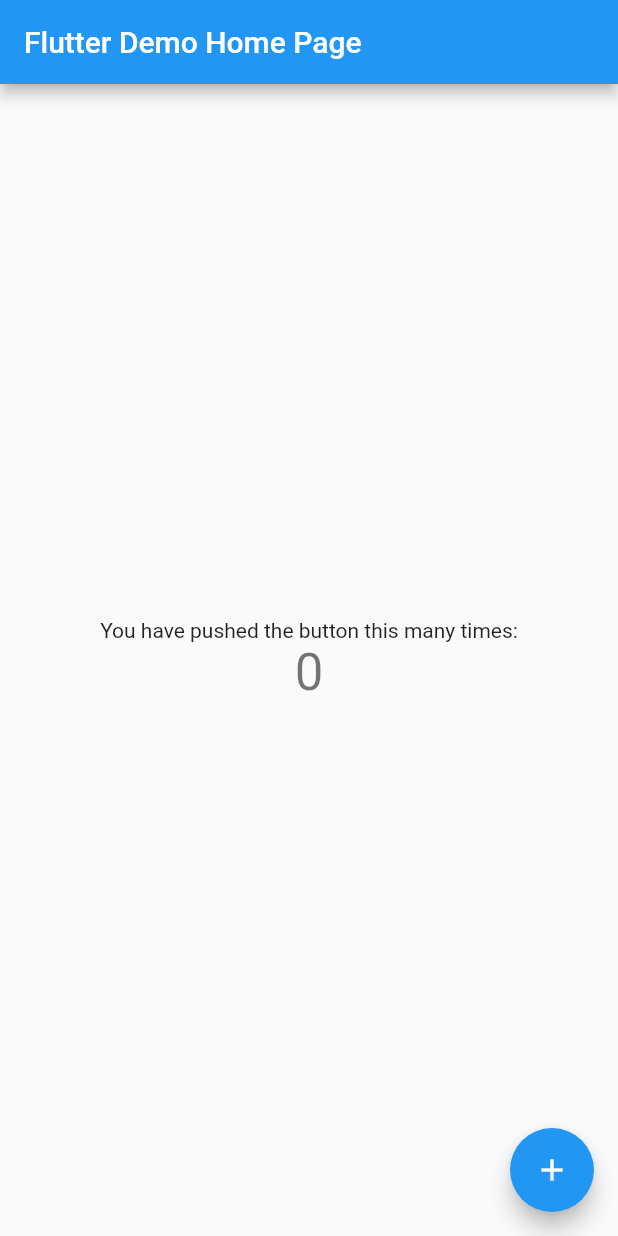
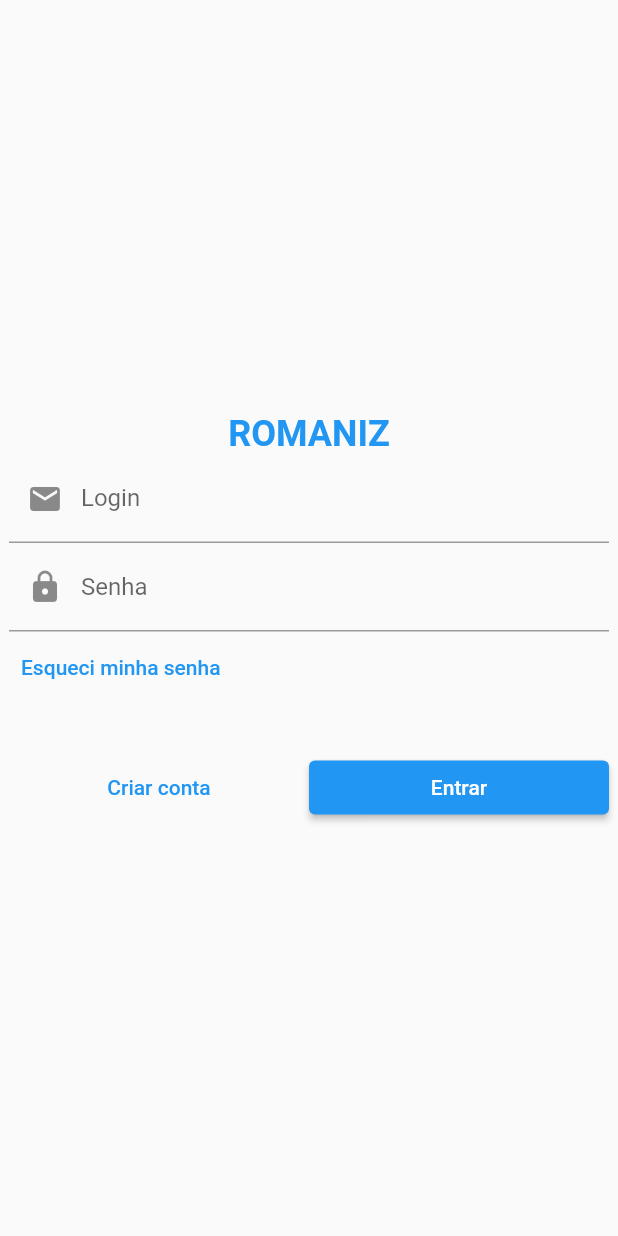
Before and after one commit to lleandroo93/romaniz, a Flutter app: the screen it shows after launch, on a phone screen of 412 x 824 dp. Run offline on Flutter 3.47's test engine with Material 2 defaults, Android fonts, the phone set to English and light mode, and no system bars.

Commit message:
Tela de login

```diff
--- a/lib/main.dart
+++ b/lib/main.dart
@@ -1,4 +1,5 @@
 import 'package:flutter/material.dart';
+import 'package:romaniz/views/login/login_view.dart';
 
 void main() {
   runApp(const MyApp());
@@ -24,7 +25,7 @@
         // is not restarted.
         primarySwatch: Colors.blue,
       ),
-      home: const MyHomePage(title: 'Flutter Demo Home Page'),
+      home: const LoginView(),
     );
   }
 }
--- /dev/null
+++ b/lib/views/login/login_view.dart
@@ -0,0 +1,74 @@
+import 'package:flutter/material.dart';
+
+class LoginView extends StatelessWidget {
+  const LoginView({super.key});
+
+  @override
+  Widget build(BuildContext context) {
+    return Scaffold(
+      body: Align(
+        alignment: Alignment.center,
+        child: ConstrainedBox(
+          constraints: BoxConstraints.loose(const Size(400, 400)),
+          child: Column(
+            mainAxisAlignment: MainAxisAlignment.center,
+            children: [
+              const Text(
+                'ROMANIZ',
+                style: TextStyle(
+                  color: Colors.blue,
+                  fontWeight: FontWeight.bold,
+                  fontSize: 24,
+                ),
+              ),
+              Form(
+                child: Column(
+                  mainAxisSize: MainAxisSize.min,
+                  mainAxisAlignment: MainAxisAlignment.center,
+                  children: [
+                    TextFormField(
+                      decoration: const InputDecoration(
+                        label: Text('Login'),
+                        prefixIcon: Icon(Icons.email),
+                      ),
+                    ),
+                    TextFormField(
+                      decoration: const InputDecoration(
+                        label: Text('Senha'),
+                        prefixIcon: Icon(Icons.lock_rounded),
+                      ),
+                    ),
+                    Align(
+                      alignment: Alignment.centerLeft,
+                      child: TextButton(
+                        onPressed: () {},
+                        child: const Text('Esqueci minha senha'),
+                      ),
+                    ),
+                    const SizedBox(height: 32),
+                    Row(
+                      children: [
+                        Expanded(
+                          child: TextButton(
+                            onPressed: () {},
+                            child: const Text('Criar conta'),
+                          ),
+                        ),
+                        Expanded(
+                          child: ElevatedButton(
+                            onPressed: () {},
+                            child: const Text('Entrar'),
+                          ),
+                        ),
+                      ],
+                    )
+                  ],
+                ),
+              ),
+            ],
+          ),
+        ),
+      ),
+    );
+  }
+}
```
